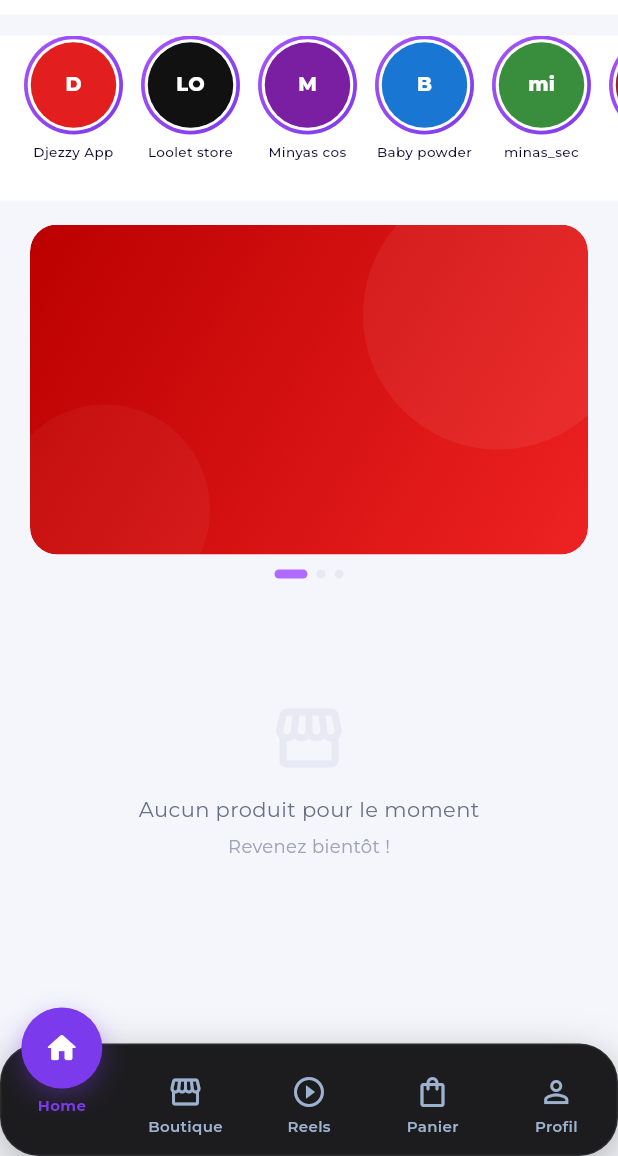
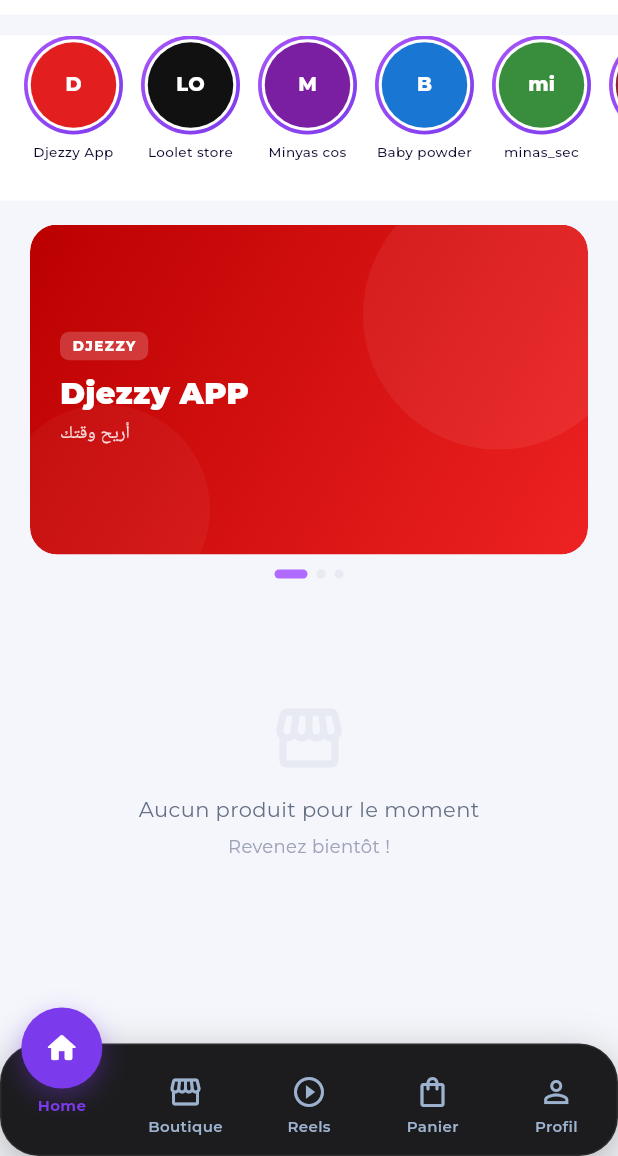
Before and after one commit to pfemoonbou-netizen/medicaclic, a Flutter app: the FeedPage screen opened by its route, on a phone screen of 412 x 824 dp, the part 80-1236 px from its top. Run offline on Flutter 3.47's test engine with Material 3 defaults, Android fonts, the phone set to English and light mode, and no system bars; our stand-ins replace google_fonts, image_picker, supabase_flutter; missing offline and left inert: dart:html, dart:ui_web; accounts and stored records are empty; statements that could not run were skipped.

Commit message:
Add text content (title, subtitle, badge) to ad carousel mock slides
The _mockSlide widget was only rendering the gradient background and
decorative circles but no text, causing the ad banner to appear as a
solid colored rectangle.

Co-Authored-By: Claude Opus 4.6 <noreply@anthropic.com>
Claude-Session: https://claude.ai/code/session_01VasK5aQn4btVJV2tBZV59t

```diff
--- a/lib/screens/feed_page.dart
+++ b/lib/screens/feed_page.dart
@@ -725,6 +725,41 @@ class _FeedPageState extends State<FeedPage> {
                     color: Colors.white.withValues(alpha: 0.04)),
               ),
             ),
+            Padding(
+              padding: const EdgeInsets.all(20),
+              child: Column(
+                crossAxisAlignment: CrossAxisAlignment.start,
+                mainAxisAlignment: MainAxisAlignment.center,
+                children: [
+                  Container(
+                    padding: const EdgeInsets.symmetric(horizontal: 8, vertical: 3),
+                    decoration: BoxDecoration(
+                      color: Colors.white.withValues(alpha: 0.2),
+                      borderRadius: BorderRadius.circular(6),
+                    ),
+                    child: Text(s.badge,
+                        style: GoogleFonts.montserrat(
+                            color: Colors.white,
+                            fontSize: 9,
+                            fontWeight: FontWeight.w800,
+                            letterSpacing: 1)),
+                  ),
+                  const SizedBox(height: 10),
+                  Text(s.title,
+                      style: GoogleFonts.montserrat(
+                          color: Colors.white,
+                          fontSize: 20,
+                          fontWeight: FontWeight.w900,
+                          height: 1.2)),
+                  const SizedBox(height: 6),
+                  Text(s.subtitle,
+                      style: GoogleFonts.montserrat(
+                          color: Colors.white.withValues(alpha: 0.85),
+                          fontSize: 12,
+                          fontWeight: FontWeight.w500)),
+                ],
+              ),
+            ),
           ]),
         ),
       );
```
